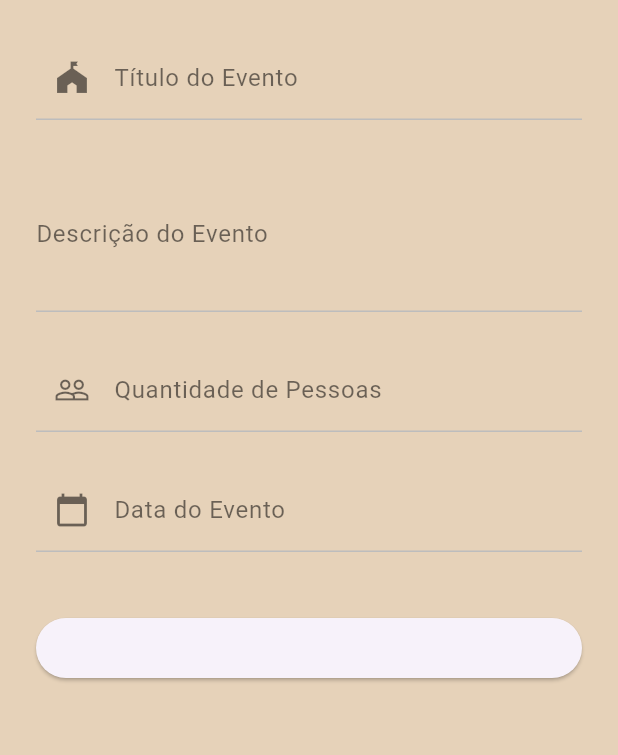
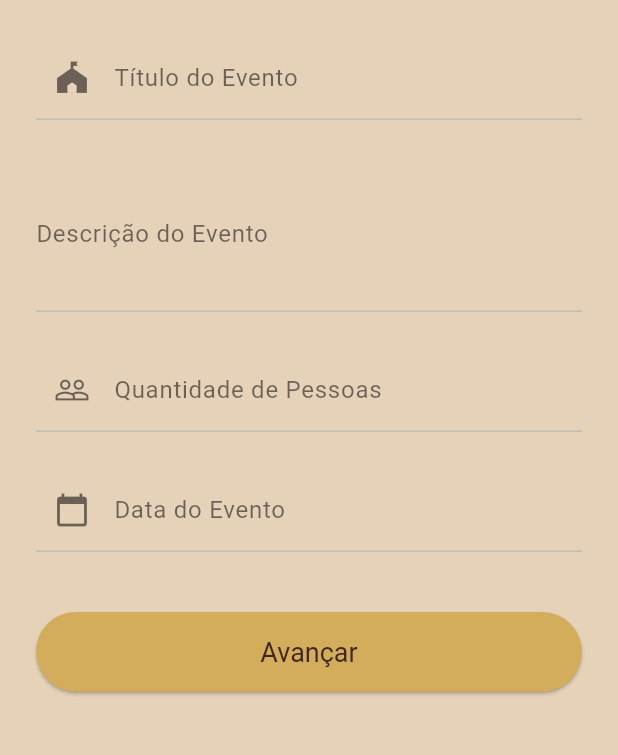
Before and after one commit to BrennoMaGon/Olha-o-Role, a Flutter app: the EventListScreen screen opened directly, after a tap on "Criar Evento", on a phone screen of 412 x 824 dp, the part 84-839 px from its top. Run offline on Flutter 3.47's test engine with Material 3 defaults, Android fonts, the phone set to English and light mode, and no system bars; our stand-ins replace hive, hive_flutter; accounts and stored records are empty; Roboto replaces fonts that are missing (Itim).

Commit message:
Correções de Layout

```diff
--- a/lib/main.dart
+++ b/lib/main.dart
@@ -2,6 +2,7 @@ import 'package:flutter/material.dart';
 import 'package:hive_flutter/hive_flutter.dart';
 import 'models/event.dart'; // Importe seus modelos
 import 'screens/event_list_screen.dart';
+import 'screens/login_screen.dart';
 
 void main() async {
   // Garante que o Flutter está inicializado
@@ -27,7 +28,7 @@ class MyApp extends StatelessWidget {
       theme: ThemeData(
         primarySwatch: Colors.blue,
       ),
-      home: const EventListScreen(),
+      home: const LoginScreen(),
     );
   }
 }
--- a/lib/screens/create_event_screen.dart
+++ b/lib/screens/create_event_screen.dart
@@ -203,7 +203,25 @@ class _CreateEventScreenState extends State<CreateEventScreen> {
                     ),
                   );
                 }
-              }, child: null,
+              },
+              style: ElevatedButton.styleFrom(
+                foregroundColor: const Color.fromARGB(255, 63, 39, 28),
+                backgroundColor: Color.fromARGB(255, 211, 173, 92),
+                padding: const EdgeInsets.symmetric(vertical: 16),
+                shape: RoundedRectangleBorder(
+                  borderRadius: BorderRadius.circular(30),
+                ),
+                textStyle: const TextStyle(
+                  fontSize: 18,
+                  fontFamily: 'Itim',
+                ),
+
+              ), child: Text( 'Avançar',
+              style: const TextStyle(
+                fontSize: 18,
+                fontFamily: 'Itim',
+              ),
+              ),
         ),
         ],
         ),
--- a/lib/screens/event_list_screen.dart
+++ b/lib/screens/event_list_screen.dart
@@ -106,7 +106,7 @@ class _EventListScreenState extends State<EventListScreen> {
                 color: Color.fromARGB(255, 211, 173, 92),
               ),
               child: Text(
-                'Menu Principal',
+                'Olha o Rolê',
                 style: TextStyle(
                   color: Color.fromARGB(255, 63, 39, 28),
                   fontSize: 24,
@@ -123,17 +123,13 @@ class _EventListScreenState extends State<EventListScreen> {
             ),
             ListTile(
               leading: const Icon(Icons.person),
-              title: const Text('Perfil'),
-              onTap: () {
-                Navigator.pop(context);
-              },
+              title: const Text('Perfil - em breve',style: TextStyle(decoration: TextDecoration.lineThrough),),
+
             ),
             ListTile(
               leading: const Icon(Icons.settings),
-              title: const Text('Configurações'),
-              onTap: () {
-                Navigator.pop(context);
-              },
+              title: const Text('Configurações - em breve' ,style: TextStyle(decoration: TextDecoration.lineThrough),),
+
             ),
           ],
         ),
@@ -216,10 +212,9 @@ class _EventListScreenState extends State<EventListScreen> {
                     ListTile(
                       leading: const Icon(Icons.arrow_forward, size: 28),
                       title: const Text('Ingressar em um evento',
-                          style: TextStyle(fontSize: 18)),
-                      onTap: () {
-                        print('Botão "Ingressar" pressionado!');
-                      },
+                          style: TextStyle(fontSize: 18, decoration: TextDecoration.lineThrough)),
+                      trailing: Text("Em Desenvolvimento",
+                          style: TextStyle(fontSize: 12)),
                     ),
                     const ListTile(
                       leading: Icon(Icons.people_outline, size: 28),
@@ -241,7 +236,7 @@ class _EventListScreenState extends State<EventListScreen> {
     );
   }
 
-  // MANTEMOS APENAS ESTA VERSÃO do _buildEventCard
+
   Widget _buildEventCard(Event event) {
     return Card(
       elevation: 4.0,
--- a/lib/screens/invite_guests_screen.dart
+++ b/lib/screens/invite_guests_screen.dart
@@ -211,7 +211,7 @@ class _InviteGuestsScreenState extends State<InviteGuestsScreen> {
                 }
               },
               style: ElevatedButton.styleFrom(
-                  backgroundColor: Colors.white,
+                    backgroundColor: Color.fromARGB(255, 211, 173, 92),
                     foregroundColor: const Color.fromARGB(255, 63, 39, 28),
                     padding: const EdgeInsets.symmetric(vertical: 16),
                     shape: RoundedRectangleBorder(
@@ -221,7 +221,7 @@ class _InviteGuestsScreenState extends State<InviteGuestsScreen> {
               ),
               child: const Text(
                 'Finalizar',
-                style: TextStyle(fontSize: 16, fontWeight: FontWeight.w600),
+                style: TextStyle(fontSize: 24, fontWeight: FontWeight.w600),
               ),
             ),
           ],
```
